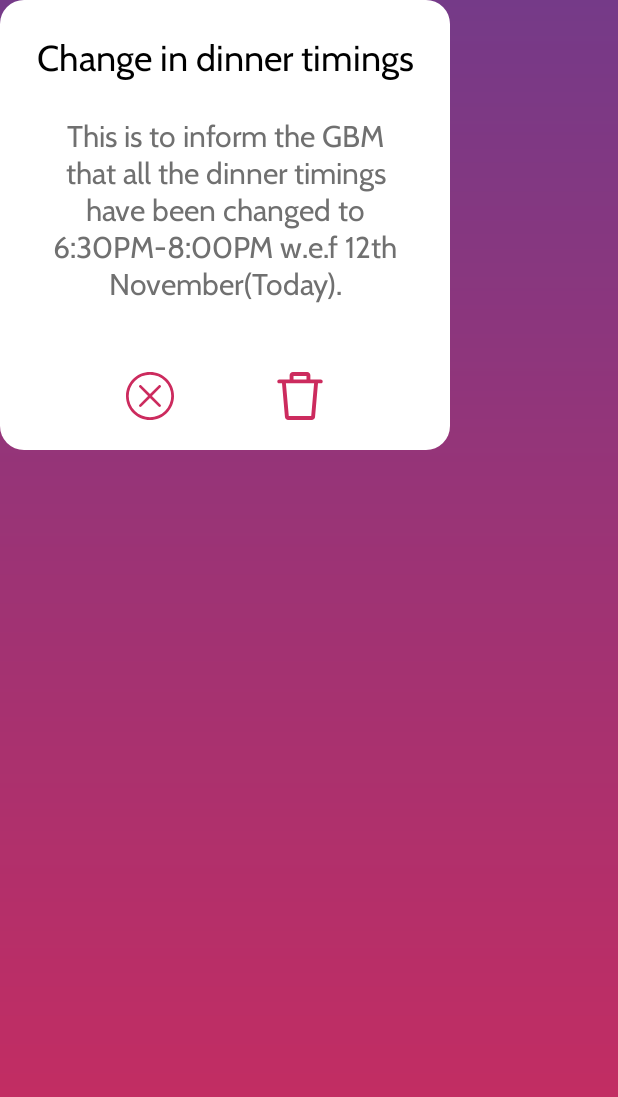
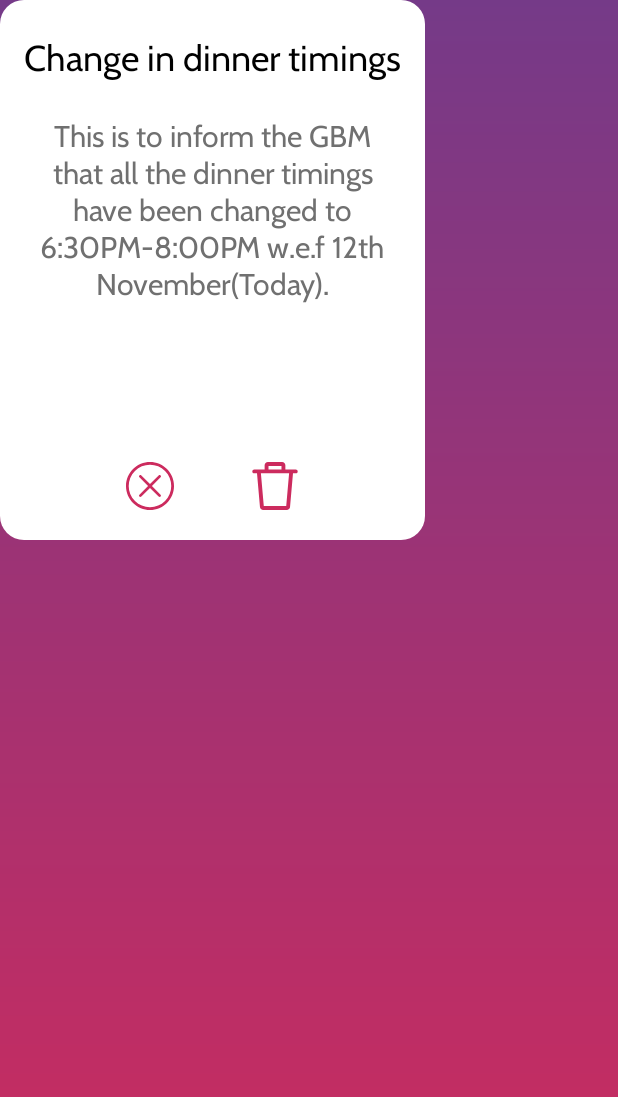
Before and after one commit to AnEnigmaticBug/SSMS-App, an Android app: the layout dia_notice_details.xml on its own in the app's theme, with its tools: preview values and no code run, on a phone screen of 412 x 824 dp. Shown: the top 1097 px of the screen. Run offline under Robolectric (Android 15) with nearby library versions, the light colour scheme and no system bars.

Commit message:
Make visual changes
Change notice detail layout's constraints, set the material colors in
colors.xml, reduce the distance between upvote and downvote buttons in
the menu screen and make the LoginActivity to MainActivity transition a
fade-in one.

```diff
--- a/app/src/main/java/org/bitspilani/ssms/messapp/screens/login/view/LoginActivity.kt
+++ b/app/src/main/java/org/bitspilani/ssms/messapp/screens/login/view/LoginActivity.kt
@@ -52,6 +52,7 @@ class LoginActivity : AppCompatActivity() {
                 is UiOrder.ShowLoading   -> showLoadingState()
                 is UiOrder.MoveToMainApp -> {
                     startActivity(Intent(this, MainActivity::class.java))
+                    overridePendingTransition(android.R.anim.fade_in, android.R.anim.fade_out)
                     finish()
                 }
             }
--- a/app/src/main/java/org/bitspilani/ssms/messapp/screens/notice/core/NoticeViewModel.kt
+++ b/app/src/main/java/org/bitspilani/ssms/messapp/screens/notice/core/NoticeViewModel.kt
@@ -85,9 +85,9 @@ class NoticeViewModel(private val nRepo: NoticeRepository) : ViewModel() {
     }
 
     private fun LocalDateTime.prettyTime(): String {
-        val hour = if(this.hour < 12) { this.hour } else { this.hour - 12 }
-        val ampm = if(this.hour < 12) { "AM" } else { "PM" }
-        return "$hour:$minute $ampm"
+        val hour = if(this.hour <= 12) { this.hour } else { this.hour - 12 }
+        val ampm = if(this.hour <= 12) { "AM" } else { "PM" }
+        return "${hour.makeTwoDigit()}:${minute.makeTwoDigit()} $ampm"
     }
 
 
--- a/app/src/main/res/layout/dia_notice_details.xml
+++ b/app/src/main/res/layout/dia_notice_details.xml
@@ -6,9 +6,10 @@
     android:layout_width="wrap_content"
     android:layout_height="wrap_content"
     android:background="@drawable/sh_rounded_rectangle_wht01_16dp"
-    android:maxHeight="480dp"
-    android:minWidth="300dp"
-    android:minHeight="300dp">
+    android:maxWidth="300dp"
+    android:maxHeight="640dp"
+    android:minWidth="280dp"
+    android:minHeight="360dp">
 
     <TextView
         android:id="@+id/headingLBL"
@@ -30,14 +31,14 @@
         android:id="@+id/scrollView2"
         android:layout_width="0dp"
         android:layout_height="0dp"
-        android:layout_marginStart="8dp"
+        android:layout_marginStart="24dp"
         android:layout_marginTop="24dp"
-        android:layout_marginEnd="8dp"
+        android:layout_marginEnd="24dp"
         android:layout_marginBottom="8dp"
         app:layout_constraintBottom_toTopOf="@+id/closeBTN"
-        app:layout_constraintEnd_toEndOf="@+id/headingLBL"
+        app:layout_constraintEnd_toEndOf="parent"
         app:layout_constraintHorizontal_bias="0.5"
-        app:layout_constraintStart_toStartOf="@+id/headingLBL"
+        app:layout_constraintStart_toStartOf="parent"
         app:layout_constraintTop_toBottomOf="@+id/headingLBL">
 
         <TextView
--- a/app/src/main/res/layout/row_menu_items_rcy.xml
+++ b/app/src/main/res/layout/row_menu_items_rcy.xml
@@ -30,7 +30,7 @@
         android:id="@+id/ratePositivelyBTN"
         android:layout_width="wrap_content"
         android:layout_height="wrap_content"
-        android:layout_marginEnd="20dp"
+        android:layout_marginEnd="16dp"
         android:padding="4dp"
         app:layout_constraintBottom_toBottomOf="@+id/nameLBL"
         app:layout_constraintEnd_toStartOf="@+id/rateNegativelyBTN"
--- a/app/src/main/res/values/colors.xml
+++ b/app/src/main/res/values/colors.xml
@@ -1,7 +1,7 @@
 <?xml version="1.0" encoding="utf-8"?>
 <resources>
-    <color name="colorPrimary">#008577</color>
-    <color name="colorPrimaryDark">#00574b</color>
+    <color name="colorPrimary">@color/pnk01</color>
+    <color name="colorPrimaryDark">@color/vio01</color>
     <color name="colorAccent">#d81b60</color>
 
     <color name="blk01">#000000</color>
```
